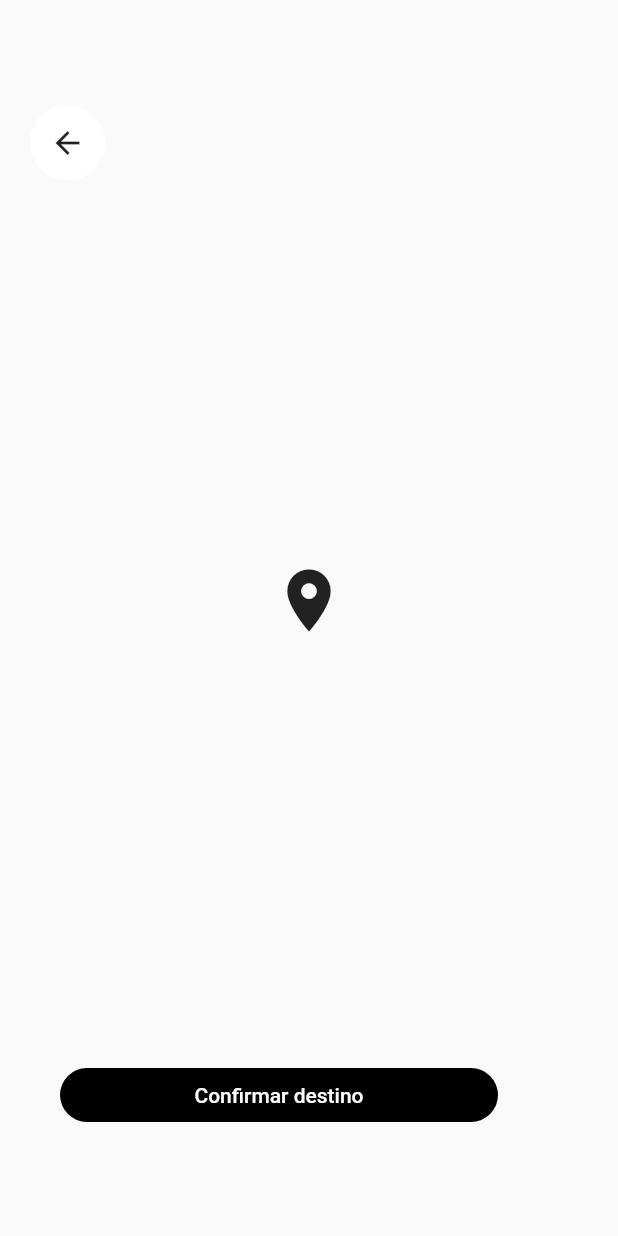
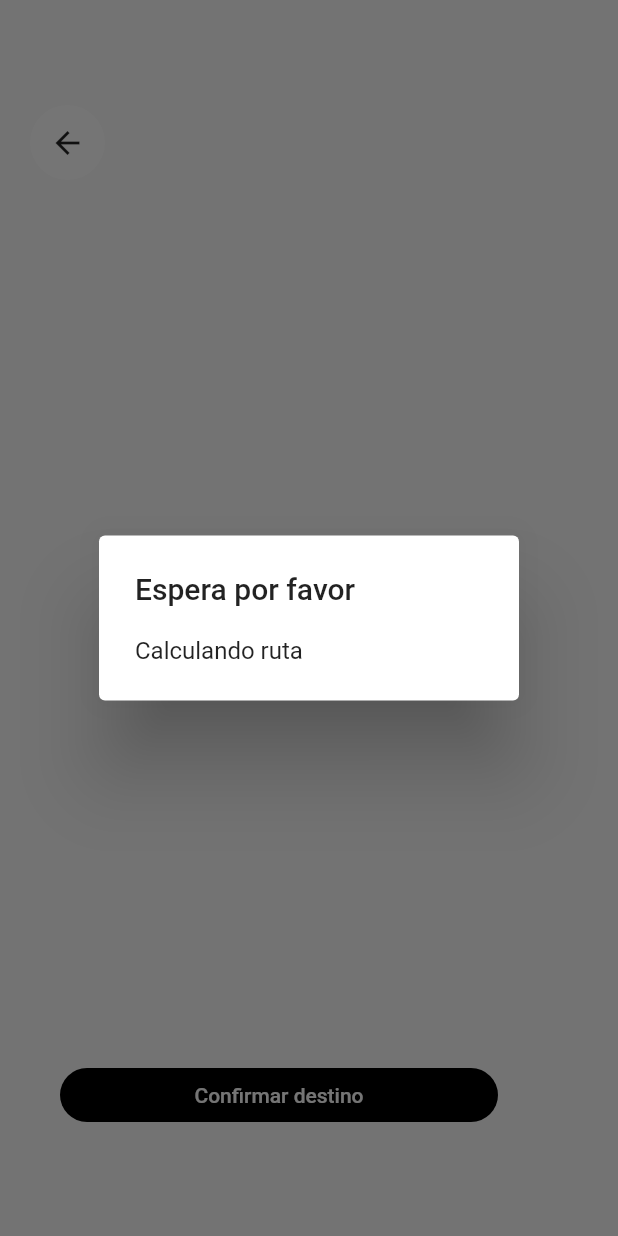
Before and after one commit to velascoandres/map_bloc, a Flutter app: the _BuidlMarcadorManual widget shown alone on an empty page, opened directly, after a tap on "Confirmar destino", on a phone screen of 412 x 824 dp. Run offline on Flutter 3.47's test engine with Material 2 defaults, Android fonts, the phone set to English and light mode, and no system bars; our stand-ins replace animate_do, bloc, dio, flutter_bloc, geolocator, google_maps_flutter and 1 more; missing offline and left inert: polyline.

Commit message:
mensaje de espera

```diff
--- /dev/null
+++ b/lib/helpers/calculando_alerta.dart
@@ -0,0 +1,21 @@
+part of 'helpers.dart';
+
+void calculandoAlerta(BuildContext context) {
+  if (Platform.isAndroid) {
+    showDialog(
+      context: context,
+      builder: (context) => AlertDialog(
+        title: Text('Espera por favor'),
+        content: Text('Calculando ruta'),
+      ),
+    );
+  } else {
+    showCupertinoDialog(
+      context: context,
+      builder: (context) => CupertinoAlertDialog(
+        title: Text('Espera por favor'),
+        content: Text('Calculando ruta'),
+      ),
+    );
+  }
+}
--- a/lib/helpers/helpers.dart
+++ b/lib/helpers/helpers.dart
@@ -1,3 +1,8 @@
+import 'dart:io';
+
+import 'package:flutter/cupertino.dart';
 import 'package:flutter/material.dart';
 
 part 'navegar_fadein.dart';
+
+part 'calculando_alerta.dart';
--- a/lib/widgets/marcador_manual.dart
+++ b/lib/widgets/marcador_manual.dart
@@ -85,8 +85,11 @@ class _BuidlMarcadorManual extends StatelessWidget {
   }
 
   void calcularDestino(BuildContext context) async {
+    calculandoAlerta(context);
+
     final trafficService = new TrafficService();
     final mapaBloc = BlocProvider.of<MapaBloc>(context);
+    final busquedaBloc = BlocProvider.of<BusquedaBloc>(context);
 
     final inicio = context.read<MiUbicacionBloc>().state.ubicacion;
     final destino = mapaBloc.state.ubicacionCentral;
@@ -113,6 +116,11 @@ class _BuidlMarcadorManual extends StatelessWidget {
         duracion,
       ),
     );
+    Navigator.of(context).pop();
+    // Quitar el confirmar destino, marcador y el boton para regresar
+    busquedaBloc.add(
+      OnDesactivarMarcadorManual(),
+    );
   }
 
   List<LatLng> convertirLatLng(Poly.Polyline puntos) {
--- a/lib/widgets/search_bar.dart
+++ b/lib/widgets/search_bar.dart
@@ -30,7 +30,7 @@ class SearchBar extends StatelessWidget {
 
           //
 
-          if (resultado.manual) {
+          if (resultado.manual == true) {
             busquedaBloc.add(OnActivarMarcadorManual());
           } else if (resultado.cancelo) {
             busquedaBloc.add(OnDesactivarMarcadorManual());
--- a/lib/widgets/widgets.dart
+++ b/lib/widgets/widgets.dart
@@ -2,6 +2,7 @@ import 'package:animate_do/animate_do.dart';
 import 'package:flutter/material.dart';
 import 'package:flutter_bloc/flutter_bloc.dart';
 import 'package:google_maps_flutter/google_maps_flutter.dart';
+import 'package:map_bloc/helpers/helpers.dart';
 import 'package:polyline/polyline.dart' as Poly;
 
 import 'package:map_bloc/bloc/busqueda/busqueda_bloc.dart';
```
